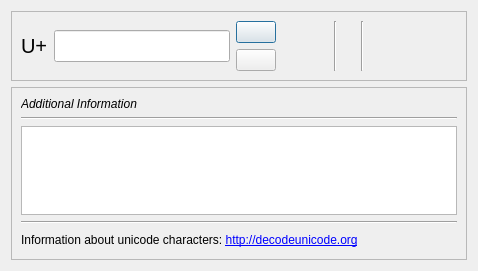
Above: src/widgets/unicodedialog_ui.ui from KDE/kdenlive before the change. Below: the same form after it.
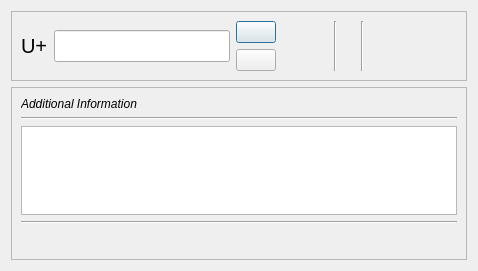
That is the form after the change. Custom widgets are drawn as their Qt base class.

Commit message: Move unicode link string to .cpp file since extractrc has problems with it in .ui files

The edit to the form file:
```diff
--- a/src/widgets/unicodedialog_ui.ui
+++ b/src/widgets/unicodedialog_ui.ui
@@ -248,7 +248,7 @@
          <locale language="English" country="UnitedStates"/>
         </property>
         <property name="text">
-         <string>Information about unicode characters: &lt;a href=&quot;http://decodeunicode.org&quot;&gt;http://decodeunicode.org&lt;/a&gt;</string>
+         <string/>
         </property>
         <property name="wordWrap">
          <bool>false</bool>
```
Left out of the diff: 2 changed lines with no effect on the pictures. The commit also changes 3 other files.
